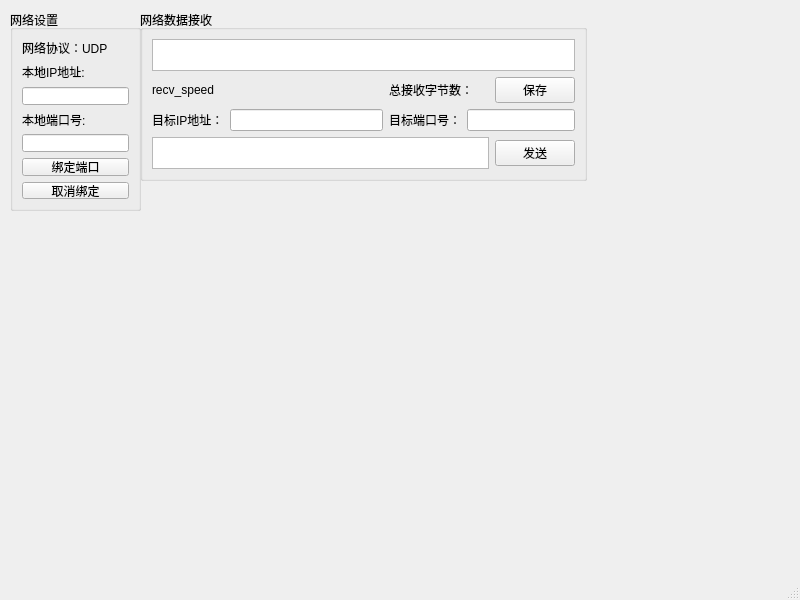
Old version of the form MyUdpNetworkassist/mainwindow.ui in the repository ZzJjH/UdpNetworkAssist.
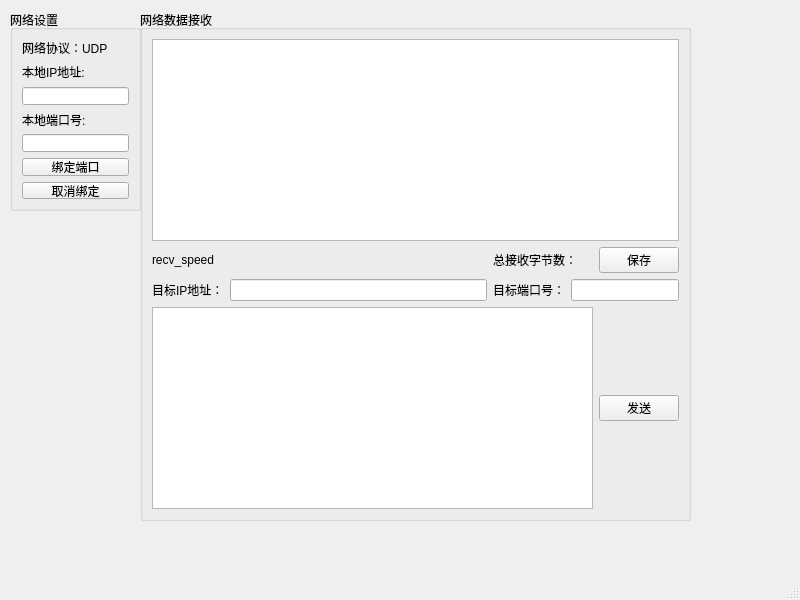
New version of the form.

Commit message: 数据提取过渡

```diff
--- a/MyUdpNetworkassist/mainwindow.ui
+++ b/MyUdpNetworkassist/mainwindow.ui
@@ -79,8 +79,8 @@
      <rect>
       <x>140</x>
       <y>10</y>
-      <width>447</width>
-      <height>171</height>
+      <width>551</width>
+      <height>511</height>
      </rect>
     </property>
     <property name="title">
```
The commit also changes 1 other file.
